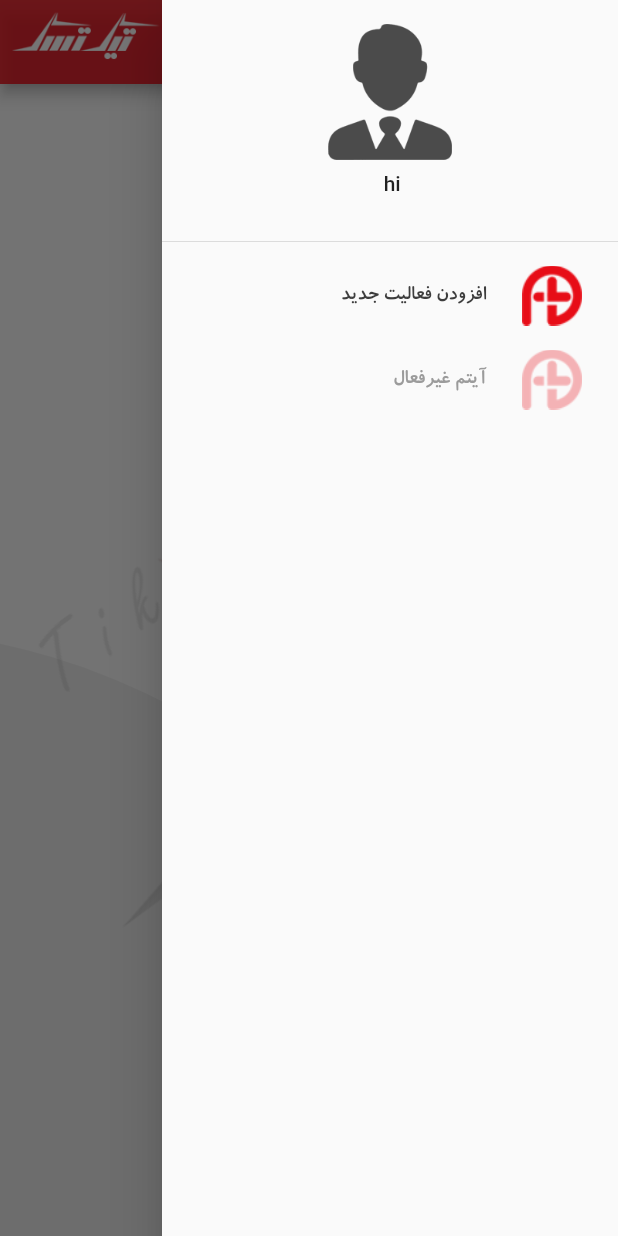
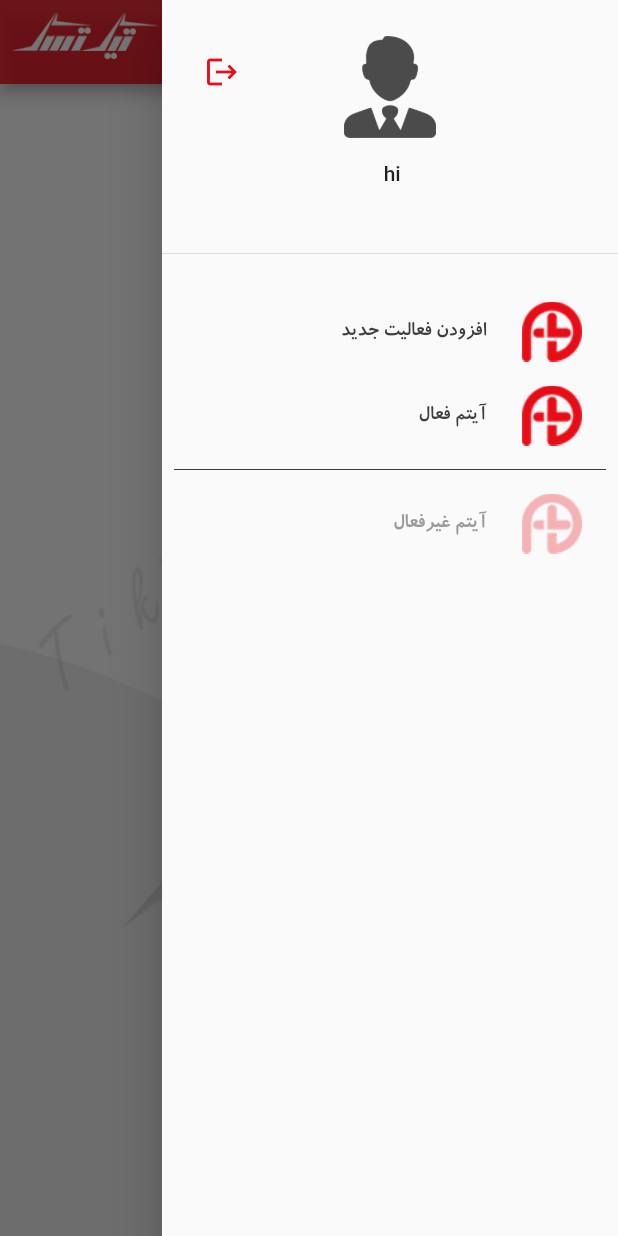
Before and after one commit to saeed-molaei-dev/Tik-Task, a Flutter app: the screen it shows after launch, with the side drawer open, on a phone screen of 412 x 824 dp. Run offline on Flutter 3.47's test engine with Material 2 defaults, Android fonts, the phone set to English and light mode, and no system bars; our stand-ins replace flutter_neumorphic, shamsi_date; missing offline and left inert: animated_rotation, flutter_launcher_icons, persian_datetimepickers.

Commit message:
Drawer finish

```diff
--- a/lib/MiniClass.dart
+++ b/lib/MiniClass.dart
@@ -11,12 +11,12 @@ class CustomButton extends StatelessWidget {
   final Color textColor;
   final void Function() onPressed;
 
-  CustomButton(
-      {required this.title,
-      required this.color,
-      required this.textColor,
-      required this.onPressed,
-      });
+  CustomButton({
+    required this.title,
+    required this.color,
+    required this.textColor,
+    required this.onPressed,
+  });
 
   @override
   Widget build(BuildContext context) {
@@ -238,7 +238,7 @@ class _DrawerItemsState extends State<DrawerItems> {
   @override
   Widget build(BuildContext context) {
     return ListTile(
-        enabled: widget.enabledItem,
+        // enabled: widget.enabledItem, /*enabled or disabled Item*/
         title: Text(
           widget.textItem,
           style: TextStyle(
--- a/lib/Pages/Drawer/DrawerList.dart
+++ b/lib/Pages/Drawer/DrawerList.dart
@@ -1,8 +1,11 @@
 // ignore_for_file: file_names, unnecessary_new, prefer_const_constructors
 
 import 'package:flutter/material.dart';
+import 'package:flutter_launcher_icons/xml_templates.dart';
 import 'package:round_2_start/MiniClass.dart';
+import 'package:round_2_start/Pages/ComingSoon.dart';
 import 'package:round_2_start/Pages/Home.dart';
+import 'package:round_2_start/Pages/Login/Login.dart';
 import 'package:round_2_start/Pages/Menu/AddNewActivity.dart';
 import 'package:round_2_start/Provider/MainProvider.dart';
 import 'package:animated_rotation/animated_rotation.dart' as prefix;
@@ -23,28 +26,53 @@ class _DrawerListState extends State<DrawerList> {
           resizeToAvoidBottomInset: false,
           drawer: Drawer(
             child: ListView(
-              children: <Widget>[
-                Container(
-                    child: DrawerHeader(
-                        child: Column(
-                  children: [
-                    Container(
-                      width: MediaQuery.of(context).size.width * 0.2,
-                      padding: EdgeInsets.only(bottom: 8),
-                      // color: Colors.red,
-                      child: Image(
-                        image: AssetImage('assets/Images/UserDefaultImage.png'),
-                        fit: BoxFit.scaleDown,
-                      ),
-                    ),
-                    Text('hi ' + MainProvider.UserName)
-                  ],
-                ))),
-                Container(
+              children: [
+                /*User Config*/ DrawerHeader(
+                    margin: EdgeInsets.only(bottom: 24, top: 8),
+                    child: Stack(
+                      alignment: AlignmentDirectional.center,
+                      children: [
+                        Column(
+                          children: [
+                            Image(
+                              image: AssetImage(
+                                  'assets/Images/UserDefaultImage.png'),
+                              fit: BoxFit.contain,
+                              width: MediaQuery.of(context).size.width * 0.15,
+                            ),
+                            SizedBox(
+                              height: 16,
+                            ),
+                            Text('hi ' + MainProvider.UserName),
+                          ],
+                        ),
+                        Column(
+                          mainAxisAlignment: MainAxisAlignment.start,
+                          children: [
+                            Row(
+                              mainAxisAlignment: MainAxisAlignment.end,
+                              children: [
+                                IconButton(
+                                  onPressed: () {
+                                    Navigator.push(
+                                        context,
+                                        MaterialPageRoute(
+                                            builder: (context) => Login()));
+                                  },
+                                  padding: EdgeInsets.all(0),
+                                  icon: Icon(Icons.logout),
+                                  color: MainProvider.RedColor,
+                                )
+                              ],
+                            )
+                          ],
+                        )
+                      ],
+                    )),
+                /*Drawer Items*/ Container(
                   child: Column(children: <Widget>[
                     DrawerItems(
                       enabledItem: true,
-                      // leadingItem: Icons.data_saver_on,
                       textItem: 'افزودن فعالیت جدید',
                       onTapItem: () {
                         Navigator.push(
@@ -54,12 +82,51 @@ class _DrawerListState extends State<DrawerList> {
                       },
                     ),
                     DrawerItems(
+                      enabledItem: true,
+                      textItem: 'آیتم فعال',
+                      onTapItem: () {
+                        Navigator.push(
+                            context,
+                            MaterialPageRoute(
+                                builder: (context) => ComingSoon()));
+                      },
+                    ),
+                    Padding(
+                      padding: const EdgeInsets.symmetric(horizontal: 8),
+                      child: Divider(
+                        color: MainProvider.PrimaryColor,
+                      ),
+                    ),
+                    DrawerItems(
                       enabledItem: false,
-                      // leadingItem: Icons.data_saver_on,
                       textItem: 'آیتم غیرفعال',
                       onTapItem: () {
-                        Navigator.push(context,
-                            MaterialPageRoute(builder: (context) => Home()));
+                        ScaffoldMessenger.of(context).showSnackBar(
+                          SnackBar(
+                            content: Padding(
+                              padding:
+                                  const EdgeInsets.symmetric(horizontal: 8),
+                              child: Row(
+                                mainAxisAlignment:
+                                    MainAxisAlignment.spaceBetween,
+                                children: [
+                                  Text(
+                                    'این آیتم تا اطلاع ثانوی غیرفعال است',
+                                    style: TextStyle(
+                                        color: MainProvider.TertiaryColor),
+                                  ),
+                                  Icon(
+                                    Icons.sentiment_satisfied_alt_outlined,
+                                    color: MainProvider.TertiaryColor,
+                                  )
+                                ],
+                              ),
+                            ),
+                          ),
+                        );
+
+                        // Navigator.push(context,
+                        //     MaterialPageRoute(builder: (context) => Home()));
                       },
                     ),
                   ]),
--- a/lib/Pages/Login/Login.dart
+++ b/lib/Pages/Login/Login.dart
@@ -227,7 +227,7 @@ class _LoginState extends State<Login> {
                       // Navigator.pop(context);
                     } else {
                       LoadingModal.show(context);
-                      Future.delayed(const Duration(milliseconds: 5000), () {
+                      Future.delayed(const Duration(milliseconds: 3500), () {
                         MainProvider.UserName = UserName.text;
                         Navigator.push(context,
                             MaterialPageRoute(builder: (context) => Home()));
--- a/lib/Pages/Login/Splash.dart
+++ b/lib/Pages/Login/Splash.dart
@@ -12,7 +12,7 @@ class Splash extends StatefulWidget {
 
 class _SplashState extends State<Splash> {
   startTime() {
-    var _duration = Duration(milliseconds: 5000);
+    var _duration = Duration(milliseconds: 3500);
     return Timer(_duration, navigationPage);
   }
 
```
